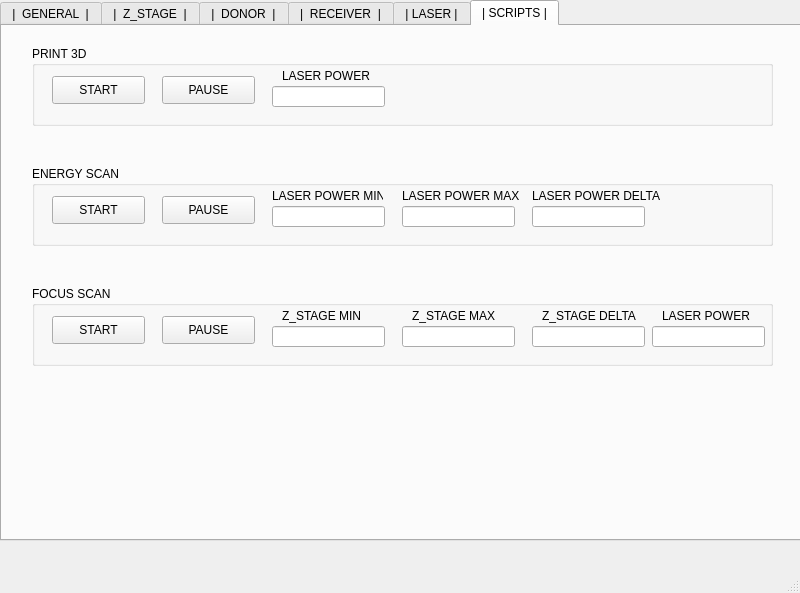
Before: the Qt Designer form Qt_interface/LIFT_GUI.ui in rp100057/UT_GUI, drawn with Qt 5.
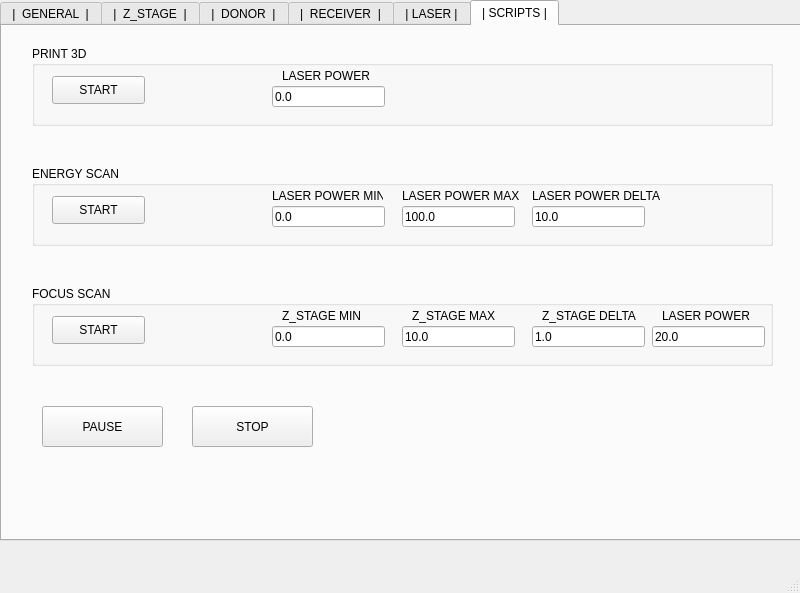
After: the same form once the commit is applied. The open tabs and pages were chosen to show the change.

Commit message: Energy scan and focus scan

Diff of the .ui file:
```diff
--- a/Qt_interface/LIFT_GUI.ui
+++ b/Qt_interface/LIFT_GUI.ui
@@ -1017,19 +1017,6 @@
         <string>START</string>
        </property>
       </widget>
-      <widget class="QPushButton" name="pushButton_super_print3D_pause">
-       <property name="geometry">
-        <rect>
-         <x>130</x>
-         <y>30</y>
-         <width>93</width>
-         <height>28</height>
-        </rect>
-       </property>
-       <property name="text">
-        <string>PAUSE</string>
-       </property>
-      </widget>
       <widget class="QLineEdit" name="lineEdit_super_print3D_laserPower">
        <property name="geometry">
         <rect>
@@ -1039,6 +1026,9 @@
          <height>21</height>
         </rect>
        </property>
+       <property name="text">
+        <string>0.0</string>
+       </property>
       </widget>
       <widget class="QLabel" name="label_4">
        <property name="geometry">
@@ -1079,19 +1069,6 @@
         <string>START</string>
        </property>
       </widget>
-      <widget class="QPushButton" name="pushButton_super_energy_pause">
-       <property name="geometry">
-        <rect>
-         <x>130</x>
-         <y>30</y>
-         <width>93</width>
-         <height>28</height>
-        </rect>
-       </property>
-       <property name="text">
-        <string>PAUSE</string>
-       </property>
-      </widget>
       <widget class="QLabel" name="label_5">
        <property name="geometry">
         <rect>
@@ -1114,6 +1091,9 @@
          <height>21</height>
         </rect>
        </property>
+       <property name="text">
+        <string>0.0</string>
+       </property>
       </widget>
       <widget class="QLineEdit" name="lineEdit_super_energy_laser_max">
        <property name="geometry">
@@ -1124,6 +1104,9 @@
          <height>21</height>
         </rect>
        </property>
+       <property name="text">
+        <string>100.0</string>
+       </property>
       </widget>
       <widget class="QLabel" name="label_6">
        <property name="geometry">
@@ -1147,6 +1130,9 @@
          <height>21</height>
         </rect>
        </property>
+       <property name="text">
+        <string>10.0</string>
+       </property>
       </widget>
       <widget class="QLabel" name="label_7">
        <property name="geometry">
@@ -1187,19 +1173,6 @@
         <string>START</string>
        </property>
       </widget>
-      <widget class="QPushButton" name="pushButton_super_focus_pause">
-       <property name="geometry">
-        <rect>
-         <x>130</x>
-         <y>30</y>
-         <width>93</width>
-         <height>28</height>
-        </rect>
-       </property>
-       <property name="text">
-        <string>PAUSE</string>
-       </property>
-      </widget>
       <widget class="QLabel" name="label_8">
        <property name="geometry">
         <rect>
@@ -1222,6 +1195,9 @@
          <height>21</height>
         </rect>
        </property>
+       <property name="text">
+        <string>0.0</string>
+       </property>
       </widget>
       <widget class="QLineEdit" name="lineEdit_super_focus_max">
        <property name="geometry">
@@ -1232,6 +1208,9 @@
          <height>21</height>
         </rect>
        </property>
+       <property name="text">
+        <string>10.0</string>
+       </property>
       </widget>
       <widget class="QLabel" name="label_9">
        <property name="geometry">
@@ -1255,6 +1234,9 @@
          <height>21</height>
         </rect>
        </property>
+       <property name="text">
+        <string>1.0</string>
+       </property>
       </widget>
       <widget class="QLabel" name="label_10">
        <property name="geometry">
@@ -1279,7 +1261,7 @@
         </rect>
        </property>
        <property name="text">
-        <string/>
+        <string>20.0</string>
        </property>
       </widget>
       <widget class="QLabel" name="label_11">
@@ -1296,6 +1278,32 @@
        </property>
       </widget>
      </widget>
+     <widget class="QPushButton" name="pushButton_super_pause">
+      <property name="geometry">
+       <rect>
+        <x>40</x>
+        <y>380</y>
+        <width>121</width>
+        <height>41</height>
+       </rect>
+      </property>
+      <property name="text">
+       <string>PAUSE</string>
+      </property>
+     </widget>
+     <widget class="QPushButton" name="pushButton_super_stop">
+      <property name="geometry">
+       <rect>
+        <x>190</x>
+        <y>380</y>
+        <width>121</width>
+        <height>41</height>
+       </rect>
+      </property>
+      <property name="text">
+       <string>STOP</string>
+      </property>
+     </widget>
     </widget>
    </widget>
   </widget>
```
Left out of the diff: 6 changed lines with no effect on the pictures. The commit also changes 8 other files.
